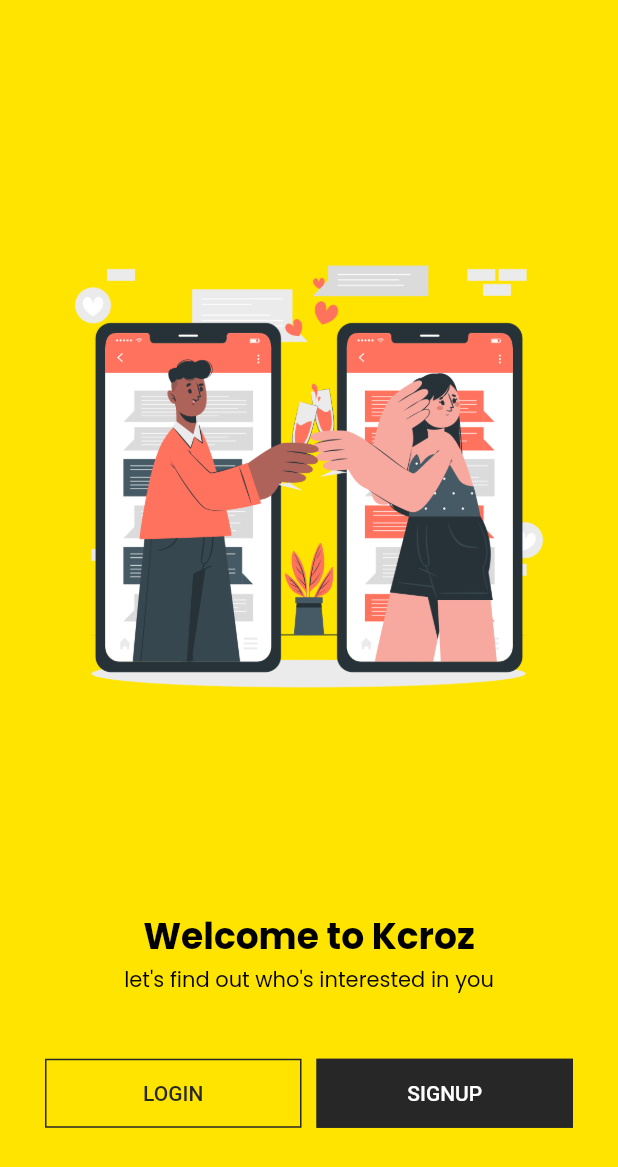
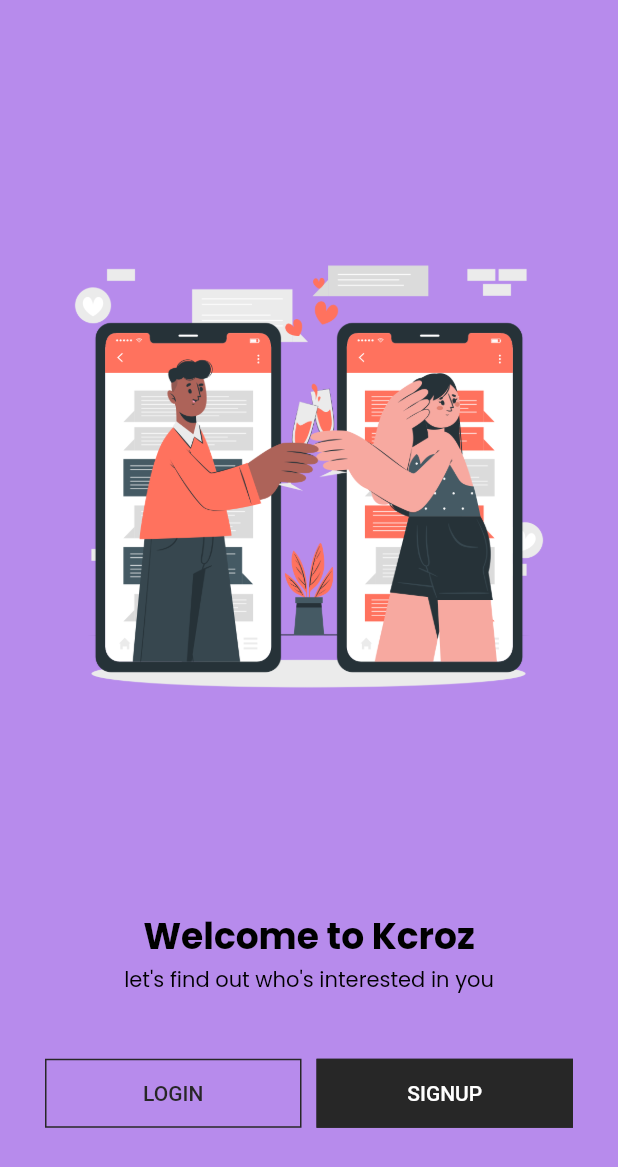
Before and after one commit to GinuraRansika/kcroz, a Flutter app: the screen it shows after launch, on a phone screen of 412 x 824 dp. Shown: the top 1167 px of the screen. Run offline on Flutter 3.47's test engine with Material 2 defaults, Android fonts, the phone set to English and light mode, and no system bars; our stand-ins replace cloud_firestore, firebase_auth, firebase_core, firebase_storage, flutter_otp_text_field, get and 6 more; accounts and stored records are empty.

Commit message:
Edited the assests folder

```diff
--- a/lib/src/constants/colors.dart
+++ b/lib/src/constants/colors.dart
@@ -1,7 +1,7 @@
 import 'package:flutter/material.dart';
 
 // List of Colors
-const kcrozPrimaryColor = Color(0xFFFFE400);
+const kcrozPrimaryColor = Color(0xFFB78BEC);
 const kcrozSecondaryColor = Color(0xFF272727);
 const kcrozAccentColor = Color(0xFF001BFF);
 
--- a/lib/src/constants/image_string.dart
+++ b/lib/src/constants/image_string.dart
@@ -21,3 +21,9 @@ const String kcrozForgetPasswordImage = "assets/images/forget_password/forget-pa
 
 // Default Profile Image
 const String kcrozDefaultProfileImage = "assets/images/profile_picture/default-profile-picture.png";
+
+
+// Create Profile Image - Name
+
+
+// Create Profile Image
--- a/lib/src/constants/text_string.dart
+++ b/lib/src/constants/text_string.dart
@@ -62,3 +62,7 @@ const String kcrozForgetMailSubTitle = "Enter your registered E-Mail to receive
 const String kcrozOTPTitle = "CO\nDE";
 const String kcrozOTPSubTitle = "Verification";
 const String kcrozOTPMessage = "Enter the verification code sent at ";
+
+// Create Profile - Name
+const String kcrozNamePageTitle = "";
+const String kcrozNamePageSubTitle = "";
```
Also changed, not shown: assets/images/chat_images/emoji1.png (added), assets/images/chat_images/emoji10.png (added), assets/images/chat_images/emoji2.png (added), assets/images/chat_images/emoji3.png (added), assets/images/chat_images/emoji4.png (added), assets/images/chat_images/emoji5.png (added), assets/images/chat_images/emoji6.png (added), assets/images/chat_images/emoji7.png (added), assets/images/chat_images/emoji8.png (added), assets/images/chat_images/emoji9.png (added), pubspec.lock.
